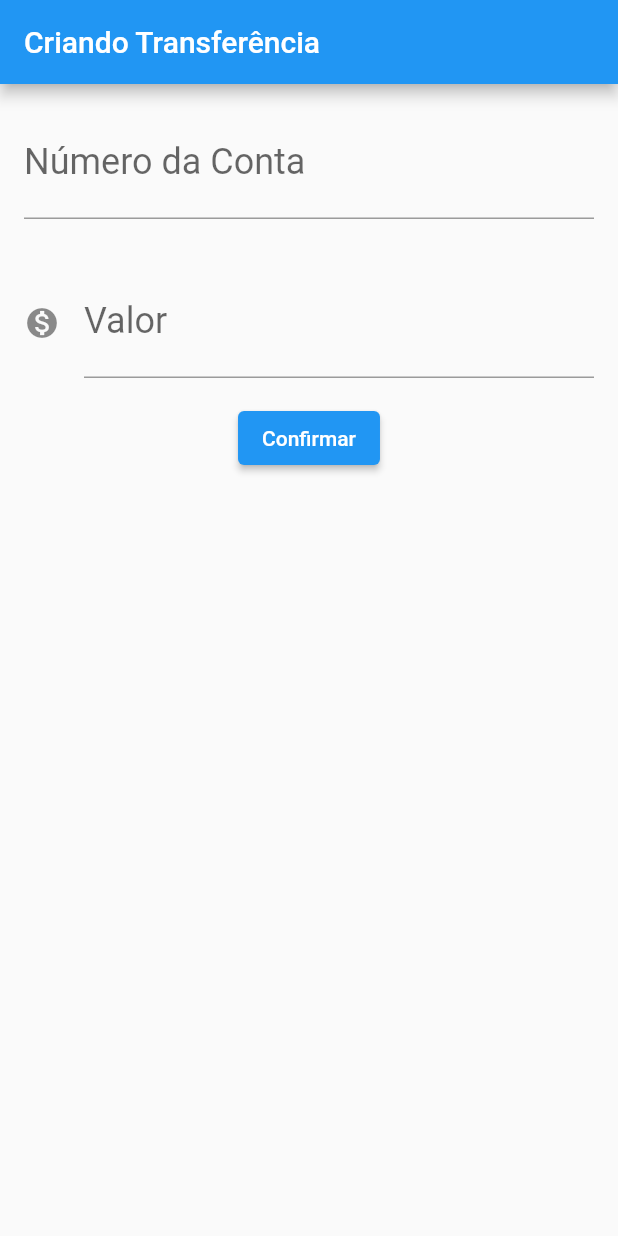
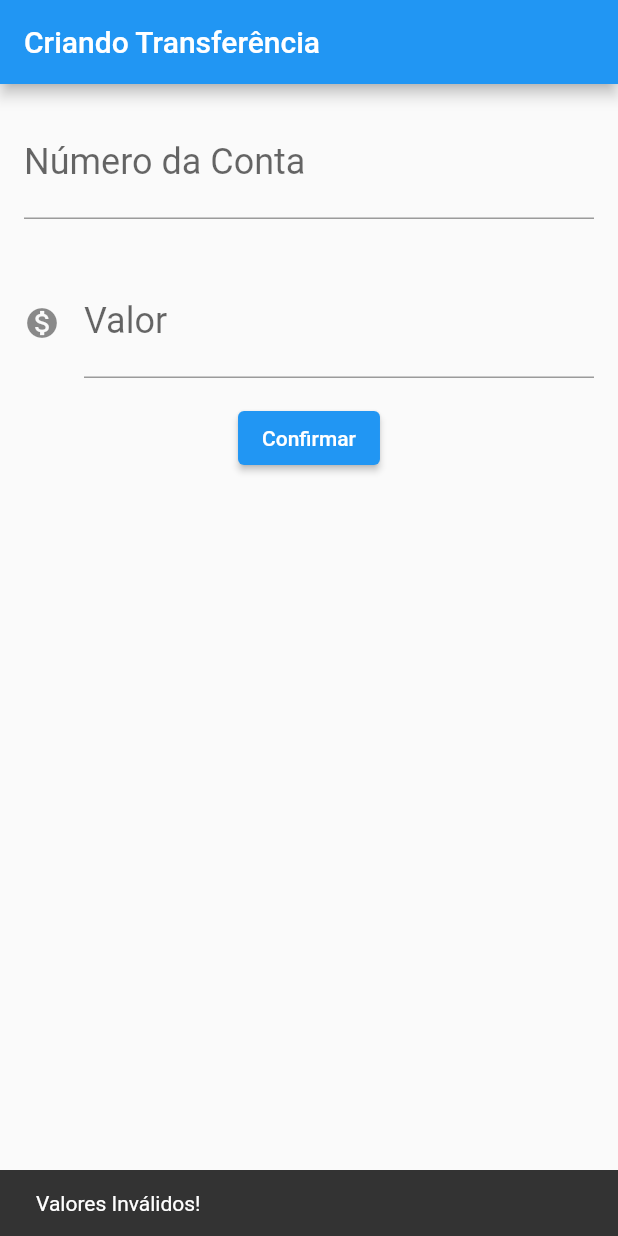
Before and after one commit to tiagolpadua/bytebank-082021, a Flutter app: the screen it shows after launch, after a tap on "Confirmar", on a phone screen of 412 x 824 dp. Run offline on Flutter 3.47's test engine with Material 2 defaults, Android fonts, the phone set to English and light mode, and no system bars.

Commit message:
Update main.dart
d2

```diff
--- a/lib/main.dart
+++ b/lib/main.dart
@@ -63,8 +63,19 @@ class FormularioTransferencia extends StatelessWidget {
                 final transferencia = Transferencia(valor, numeroConta);
                 debugPrint('$transferencia');
               } else {
-                debugPrint("Valores devem ser preenchidos!");
+
+                final snackBar = SnackBar(content: Text('Valores Inválidos!'));
+
+                ScaffoldMessenger.of(context).showSnackBar(snackBar);
+
+                // final snackBar = SnackBar(
+                //   content: Text('Valores Inválidos!'),
+                // );
+                // Scaffold.of(context).showSnackBar(snackBar);
               }
+              // } else {
+              //   debugPrint("Valores devem ser preenchidos!");
+              // }
             },
             child: Text("Confirmar"),
           )
```
